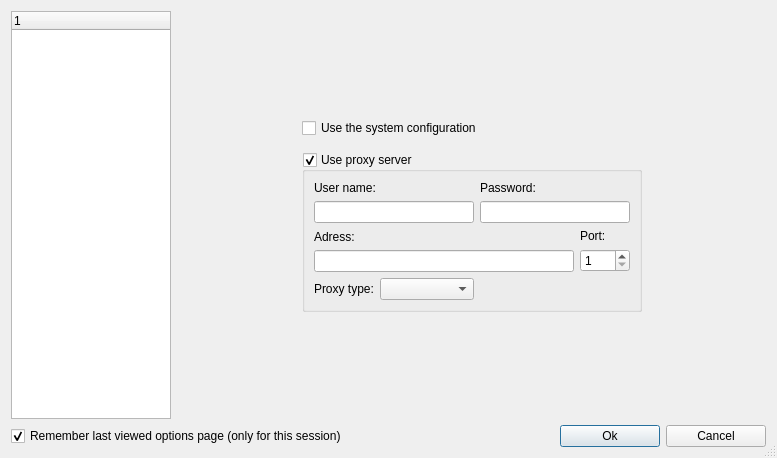
First picture: the form in ui/options.ui, repository ckorn/xvst, before the edit.
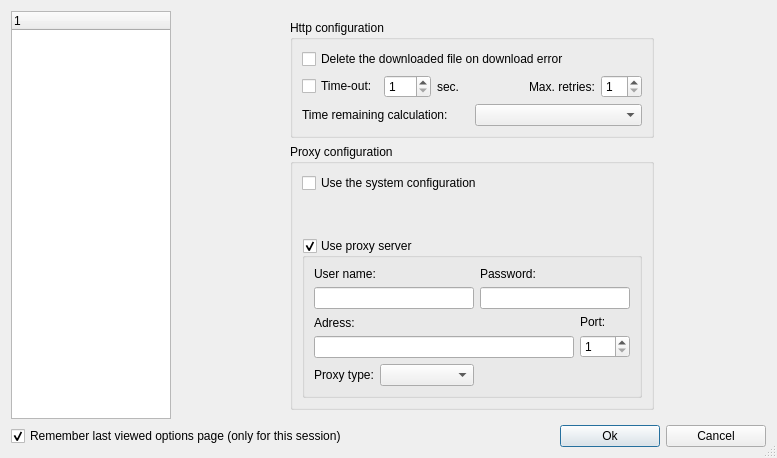
Second picture: the form after the edit. The open tabs and pages were chosen to show the change. Icons and pictures are not drawn.

Commit message: - Added internet options

Diff of the .ui file:
```diff
--- a/ui/options.ui
+++ b/ui/options.ui
@@ -1585,22 +1585,53 @@
       </layout>
      </widget>
      <widget class="QWidget" name="pgProxy">
-      <layout class="QGridLayout">
-       <item row="0" column="1">
-        <spacer>
-         <property name="orientation">
-          <enum>Qt::Vertical</enum>
-         </property>
-         <property name="sizeHint" stdset="0">
-          <size>
-           <width>20</width>
-           <height>40</height>
-          </size>
-         </property>
-        </spacer>
-       </item>
-       <item row="4" column="0">
-        <spacer>
+      <layout class="QGridLayout" name="gridLayout_7">
+       <item row="0" column="1" rowspan="2">
+        <layout class="QVBoxLayout" name="verticalLayout_2">
+         <item>
+          <widget class="QGroupBox" name="groupBox_3">
+           <property name="title">
+            <string>Http configuration</string>
+           </property>
+           <layout class="QGridLayout" name="gridLayout_6">
+            <item row="0" column="0">
+             <widget class="QCheckBox" name="chbDeleteFileOnError">
+              <property name="text">
+               <string>Delete the downloaded file on download error</string>
+              </property>
+             </widget>
+            </item>
+            <item row="1" column="0">
+             <layout class="QHBoxLayout" name="horizontalLayout_5">
+              <item>
+               <widget class="QCheckBox" name="chbTimeOut">
+                <property name="text">
+                 <string>Time-out:</string>
+                </property>
+               </widget>
+              </item>
+              <item>
+               <widget class="QSpinBox" name="spinBoxTimeOut">
+                <property name="minimum">
+                 <number>1</number>
+                </property>
+                <property name="maximum">
+                 <number>100</number>
+                </property>
+                <property name="value">
+                 <number>1</number>
+                </property>
+               </widget>
+              </item>
+              <item>
+               <widget class="QLabel" name="label_2">
+                <property name="text">
+                 <string>sec.</string>
+                </property>
+               </widget>
+              </item>
+              <item>
+               <spacer name="horizontalSpacer_3">
          <property name="orientation">
           <enum>Qt::Horizontal</enum>
          </property>
@@ -1609,13 +1640,70 @@
          </property>
          <property name="sizeHint" stdset="0">
           <size>
-           <width>31</width>
+                  <width>40</width>
            <height>20</height>
           </size>
          </property>
         </spacer>
        </item>
-       <item row="4" column="1" colspan="2">
+              <item>
+               <widget class="QLabel" name="label_3">
+                <property name="text">
+                 <string>Max. retries:</string>
+                </property>
+               </widget>
+              </item>
+              <item>
+               <widget class="QSpinBox" name="spinBoxMaxRetries">
+                <property name="minimum">
+                 <number>1</number>
+                </property>
+                <property name="maximum">
+                 <number>10</number>
+                </property>
+               </widget>
+              </item>
+             </layout>
+            </item>
+            <item row="2" column="0">
+             <layout class="QHBoxLayout" name="horizontalLayout_4">
+              <item>
+               <widget class="QLabel" name="label">
+                <property name="text">
+                 <string>Time remaining calculation:</string>
+                </property>
+               </widget>
+              </item>
+              <item>
+               <widget class="QComboBox" name="cmbTimeRemaining"/>
+              </item>
+             </layout>
+            </item>
+           </layout>
+           <zorder>chbDeleteFileOnError</zorder>
+           <zorder>chbTimeOut</zorder>
+           <zorder>spinBoxTimeOut</zorder>
+           <zorder>horizontalSpacer_3</zorder>
+           <zorder>label</zorder>
+           <zorder>cmbTimeRemaining</zorder>
+           <zorder>horizontalSpacer_4</zorder>
+           <zorder>label</zorder>
+          </widget>
+         </item>
+         <item>
+          <widget class="QGroupBox" name="groupBox_2">
+           <property name="title">
+            <string>Proxy configuration</string>
+           </property>
+           <layout class="QGridLayout" name="gridLayout_5">
+            <item row="0" column="0">
+             <widget class="QCheckBox" name="chbProxySystemConfig">
+              <property name="text">
+               <string>Use the system configuration</string>
+              </property>
+             </widget>
+            </item>
+            <item row="2" column="0">
         <widget class="QGroupBox" name="gpbProxy">
          <property name="minimumSize">
           <size>
@@ -1641,7 +1729,7 @@
          <property name="checked">
           <bool>true</bool>
          </property>
-         <layout class="QGridLayout">
+              <layout class="QGridLayout" name="_2">
           <item row="0" column="0" colspan="2">
            <widget class="QLabel" name="lblUserName">
             <property name="text">
@@ -1705,7 +1793,7 @@
            </widget>
           </item>
           <item row="2" column="3" rowspan="2">
-           <layout class="QVBoxLayout">
+                <layout class="QVBoxLayout" name="_3">
             <item>
              <widget class="QLabel" name="lblPort">
               <property name="text">
@@ -1797,51 +1885,46 @@
          </layout>
         </widget>
        </item>
-       <item row="4" column="4">
-        <spacer>
-         <property name="orientation">
-          <enum>Qt::Horizontal</enum>
-         </property>
-         <property name="sizeHint" stdset="0">
-          <size>
-           <width>20</width>
-           <height>20</height>
-          </size>
-         </property>
-        </spacer>
-       </item>
-       <item row="6" column="2">
-        <spacer>
-         <property name="orientation">
-          <enum>Qt::Vertical</enum>
-         </property>
-         <property name="sizeHint" stdset="0">
-          <size>
-           <width>20</width>
-           <height>40</height>
-          </size>
-         </property>
-        </spacer>
-       </item>
-       <item row="1" column="1" colspan="2">
-        <widget class="QCheckBox" name="chbProxySystemConfig">
-         <property name="text">
-          <string>Use the system configuration</string>
-         </property>
-        </widget>
-       </item>
-       <item row="2" column="1" colspan="2">
+            <item row="1" column="0">
         <spacer name="verticalSpacer">
          <property name="orientation">
           <enum>Qt::Vertical</enum>
          </property>
-         <property name="sizeType">
-          <enum>QSizePolicy::Fixed</enum>
-         </property>
          <property name="sizeHint" stdset="0">
           <size>
            <width>20</width>
-           <height>8</height>
+                <height>40</height>
+               </size>
+              </property>
+             </spacer>
+            </item>
+           </layout>
+          </widget>
+         </item>
+        </layout>
+       </item>
+       <item row="0" column="2">
+        <spacer name="horizontalSpacer_6">
+         <property name="orientation">
+          <enum>Qt::Horizontal</enum>
+         </property>
+         <property name="sizeHint" stdset="0">
+          <size>
+           <width>59</width>
+           <height>20</height>
+          </size>
+         </property>
+        </spacer>
+       </item>
+       <item row="1" column="0">
+        <spacer name="horizontalSpacer_5">
+         <property name="orientation">
+          <enum>Qt::Horizontal</enum>
+         </property>
+         <property name="sizeHint" stdset="0">
+          <size>
+           <width>60</width>
+           <height>20</height>
           </size>
          </property>
         </spacer>
```
Left out of the diff: 8 changed lines with no effect on the pictures. Lines whose indentation alone changed are shown as unchanged. The commit also changes 6 other files.
